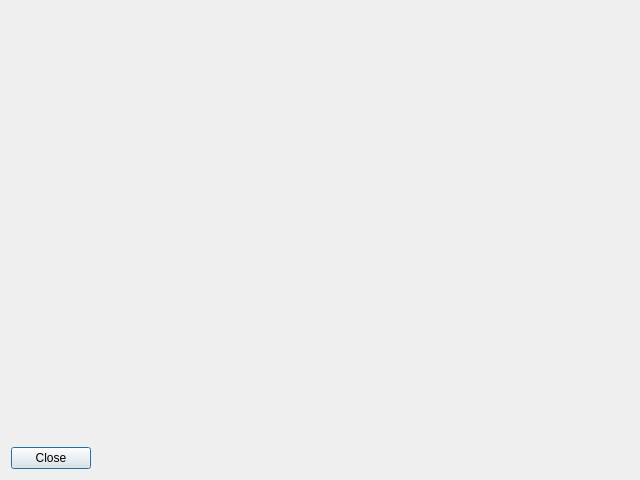
Above: negar_gui/hwin.ui from javadr/negar-gui before the change. Below: the same form after it.
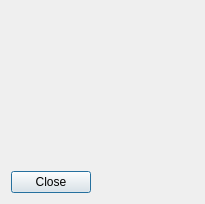
That is the form after the change.

Commit message: QR Code support

Patch:
```diff
--- a/negar_gui/hwin.ui
+++ b/negar_gui/hwin.ui
@@ -6,8 +6,8 @@
    <rect>
     <x>0</x>
     <y>0</y>
-    <width>640</width>
-    <height>480</height>
+    <width>205</width>
+    <height>204</height>
    </rect>
   </property>
   <property name="windowTitle">
```
The commit also changes 2 other files.
